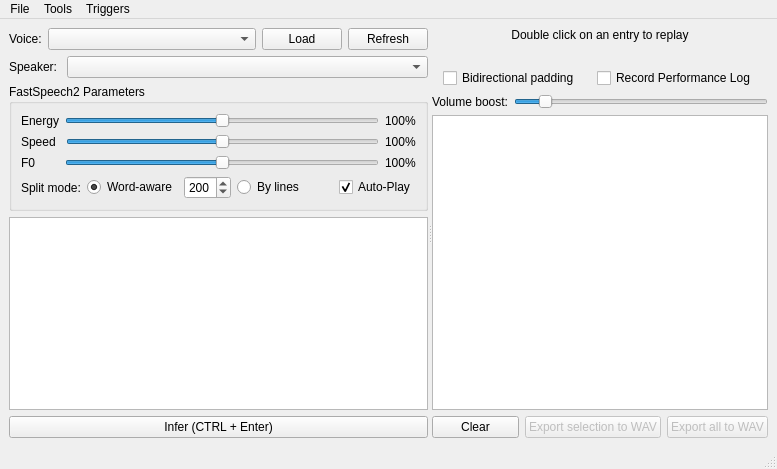
ZDisket/TensorVox, file mainwindow.ui: the form before one commit.
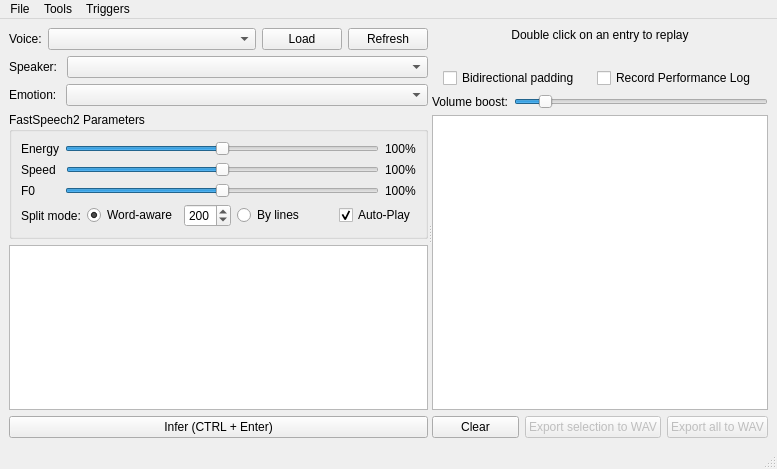
The form after the commit. Icons and pictures are not drawn.

Commit message: Add multi-emotion support

```diff
--- a/mainwindow.ui
+++ b/mainwindow.ui
@@ -21,7 +21,7 @@
        <enum>Qt::Horizontal</enum>
       </property>
       <widget class="QWidget" name="layoutWidget">
-       <layout class="QVBoxLayout" name="verticalLayout" stretch="0,0,0,8,0">
+       <layout class="QVBoxLayout" name="verticalLayout" stretch="0,0,0,0,8,0">
         <item>
          <layout class="QHBoxLayout" name="horizontalLayout_2">
           <item>
@@ -88,6 +88,26 @@
           </item>
          </layout>
         </item>
+        <item>
+         <layout class="QHBoxLayout" name="horizontalLayout_10">
+          <item>
+           <widget class="QLabel" name="lblEmotions">
+            <property name="sizePolicy">
+             <sizepolicy hsizetype="Maximum" vsizetype="Preferred">
+              <horstretch>0</horstretch>
+              <verstretch>0</verstretch>
+             </sizepolicy>
+            </property>
+            <property name="text">
+             <string>Emotion: </string>
+            </property>
+           </widget>
+          </item>
+          <item>
+           <widget class="QComboBox" name="cbEmotions"/>
+          </item>
+         </layout>
+        </item>
         <item>
          <widget class="QGroupBox" name="grpFs2Params">
           <property name="title">
```
The commit also changes 8 other files.
